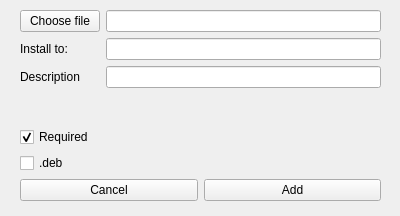
BreathOS/bi-creator, file forms/file.ui: the form before one commit.
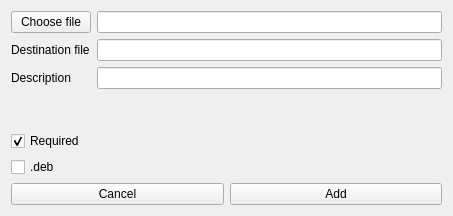
The form after the commit.

Commit message: Add file installation support (preliminary)

Patch:
```diff
--- a/forms/file.ui
+++ b/forms/file.ui
@@ -6,22 +6,15 @@
    <rect>
     <x>0</x>
     <y>0</y>
-    <width>400</width>
+    <width>453</width>
     <height>216</height>
    </rect>
   </property>
   <property name="windowTitle">
    <string>Add file</string>
   </property>
-  <widget class="QWidget" name="verticalLayoutWidget">
-   <property name="geometry">
-    <rect>
-     <x>20</x>
-     <y>10</y>
-     <width>361</width>
-     <height>191</height>
-    </rect>
-   </property>
+  <layout class="QGridLayout" name="gridLayout">
+   <item row="0" column="0">
    <layout class="QVBoxLayout" name="verticalLayout">
     <item>
      <layout class="QFormLayout" name="formLayout">
@@ -38,7 +31,7 @@
       <item row="1" column="0">
        <widget class="QLabel" name="label_2">
         <property name="text">
-         <string>Install to:</string>
+          <string>Destination file</string>
         </property>
        </widget>
       </item>
@@ -93,7 +86,8 @@
      </layout>
     </item>
    </layout>
-  </widget>
+   </item>
+  </layout>
  </widget>
  <resources/>
  <connections/>
```
Lines whose indentation alone changed are shown as unchanged. The commit also changes 2 other files.
